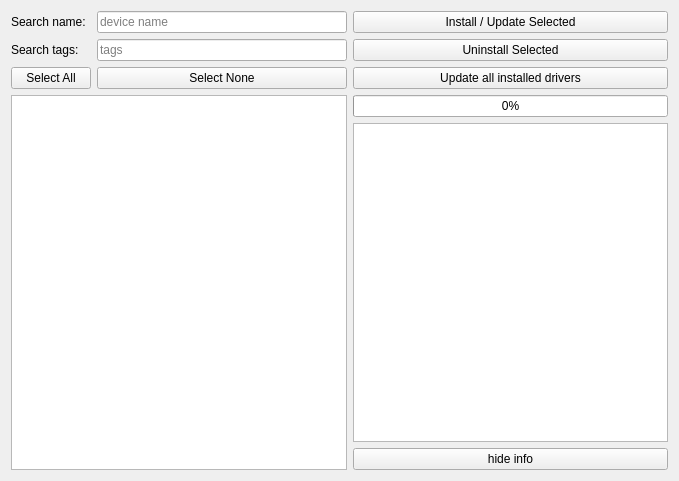
Above: nomad_camels/gui/device_installer.ui from FAU-LAP/NOMAD-CAMELS before the change. Below: the same form after it.
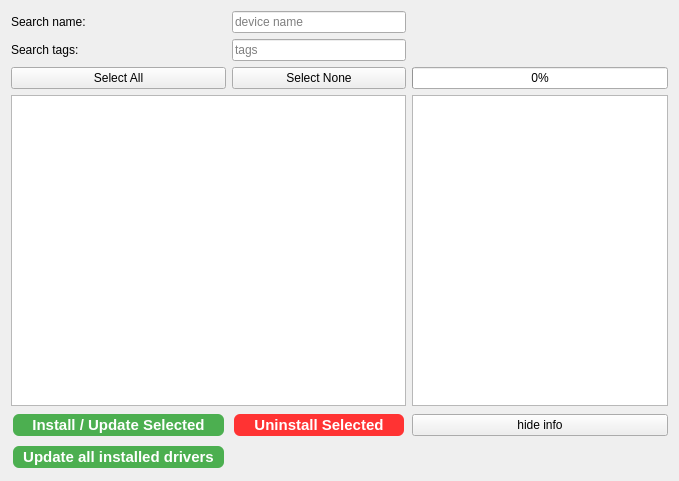
That is the form after the change.

Commit message: update device_installer.ui added red green buttons

```diff
--- a/nomad_camels/gui/device_installer.ui
+++ b/nomad_camels/gui/device_installer.ui
@@ -14,7 +14,17 @@
    <string>Form</string>
   </property>
   <layout class="QGridLayout" name="gridLayout">
-   <item row="3" column="2">
+   <item row="3" column="2" rowspan="3">
+    <widget class="QTextEdit" name="textEdit_device_info">
+     <property name="enabled">
+      <bool>true</bool>
+     </property>
+     <property name="textInteractionFlags">
+      <set>Qt::TextSelectableByKeyboard|Qt::TextSelectableByMouse</set>
+     </property>
+    </widget>
+   </item>
+   <item row="2" column="2">
     <widget class="QProgressBar" name="progressBar">
      <property name="enabled">
       <bool>true</bool>
@@ -27,49 +37,34 @@
      </property>
     </widget>
    </item>
-   <item row="0" column="1">
-    <widget class="QLineEdit" name="lineEdit_search_name">
-     <property name="maximumSize">
-      <size>
-       <width>250</width>
-       <height>16777215</height>
-      </size>
-     </property>
-     <property name="placeholderText">
-      <string>device name</string>
-     </property>
-    </widget>
-   </item>
-   <item row="1" column="1">
-    <widget class="QLineEdit" name="lineEdit_search_tags">
-     <property name="maximumSize">
-      <size>
-       <width>250</width>
-       <height>16777215</height>
-      </size>
-     </property>
-     <property name="placeholderText">
-      <string>tags</string>
-     </property>
-    </widget>
-   </item>
-   <item row="1" column="2">
-    <widget class="QPushButton" name="pushButton_uninstall">
+   <item row="7" column="0">
+    <widget class="QPushButton" name="pushButton_update_drivers">
      <property name="enabled">
       <bool>true</bool>
      </property>
-     <property name="text">
-      <string>Uninstall Selected</string>
+     <property name="styleSheet">
+      <string notr="true">QPushButton {
+                        background-color: #4CAF50; 
+                        color: white; 
+                                border: none; 
+                                padding: 2px 10px; 
+                                text-align: center; 
+                                text-decoration: none; 
+                                display: inline-block; 
+                                font-size: 15px; 
+                                margin: 2px 2px; 
+                                transition-duration: 0.4s; 
+                                cursor: pointer; 
+                                border-radius: 6px;
+								font-weight: bold;
+                            }
+
+                    QPushButton:hover {
+                        background-color: #45a049;
+                    }</string>
      </property>
-    </widget>
-   </item>
-   <item row="0" column="2">
-    <widget class="QPushButton" name="pushButton_install_update_selected">
-     <property name="enabled">
-      <bool>true</bool>
-     </property>
      <property name="text">
-      <string>Install / Update Selected</string>
+      <string>Update all installed drivers</string>
      </property>
     </widget>
    </item>
@@ -80,13 +75,6 @@
      </property>
     </widget>
    </item>
-   <item row="2" column="0">
-    <widget class="QPushButton" name="pushButton_sel_all">
-     <property name="text">
-      <string>Select All</string>
-     </property>
-    </widget>
-   </item>
    <item row="2" column="1">
     <widget class="QPushButton" name="pushButton_sel_none">
      <property name="text">
@@ -94,34 +82,82 @@
      </property>
     </widget>
    </item>
-   <item row="2" column="2">
-    <widget class="QPushButton" name="pushButton_update_drivers">
+   <item row="6" column="1">
+    <widget class="QPushButton" name="pushButton_uninstall">
      <property name="enabled">
       <bool>true</bool>
      </property>
+     <property name="styleSheet">
+      <string notr="true">QPushButton {
+                background-color: #FF3333; 
+                color: white; 
+                                border: none; 
+                                padding: 2px 10px; 
+                                text-align: center; 
+                                text-decoration: none; 
+                                display: inline-block; 
+                                font-size: 15px; 
+                                margin: 2px 2px; 
+                                transition-duration: 0.4s; 
+                                cursor: pointer; 
+                                border-radius: 6px;
+								font-weight: bold;
+                            }
+
+            QPushButton:hover {
+                background-color: #B22222;
+            }</string>
+     </property>
      <property name="text">
-      <string>Update all installed drivers</string>
+      <string>Uninstall Selected</string>
      </property>
     </widget>
    </item>
-   <item row="1" column="0">
-    <widget class="QLabel" name="label_2">
+   <item row="6" column="0">
+    <widget class="QPushButton" name="pushButton_install_update_selected">
+     <property name="enabled">
+      <bool>true</bool>
+     </property>
+     <property name="styleSheet">
+      <string notr="true">QPushButton {
+                                background-color: #4CAF50; 
+                                color: white; 
+                                border: none; 
+                                padding: 2px 10px; 
+                                text-align: center; 
+                                text-decoration: none; 
+                                display: inline-block; 
+                                font-size: 15px; 
+                                margin: 2px 2px; 
+                                transition-duration: 0.4s; 
+                                cursor: pointer; 
+                                border-radius: 6px;
+								font-weight: bold;
+                            }
+
+                            QPushButton:hover {
+                                background-color: #45a049;
+                            }</string>
+     </property>
      <property name="text">
-      <string>Search tags:</string>
+      <string>Install / Update Selected</string>
      </property>
     </widget>
    </item>
-   <item row="4" column="2">
-    <widget class="QTextEdit" name="textEdit_device_info">
-     <property name="enabled">
-      <bool>true</bool>
+   <item row="1" column="1">
+    <widget class="QLineEdit" name="lineEdit_search_tags">
+     <property name="maximumSize">
+      <size>
+       <width>250</width>
+       <height>16777215</height>
+      </size>
      </property>
-     <property name="textInteractionFlags">
-      <set>Qt::TextSelectableByKeyboard|Qt::TextSelectableByMouse</set>
+     <property name="placeholderText">
+      <string>tags</string>
      </property>
     </widget>
    </item>
-   <item row="5" column="2">
+   <item row="6" column="2">
     <widget class="QPushButton" name="pushButton_info">
      <property name="text">
       <string>hide info</string>
@@ -131,6 +167,33 @@
    <item row="3" column="0" rowspan="3" colspan="2">
     <widget class="QTableWidget" name="device_table"/>
    </item>
+   <item row="2" column="0">
+    <widget class="QPushButton" name="pushButton_sel_all">
+     <property name="text">
+      <string>Select All</string>
+     </property>
+    </widget>
+   </item>
+   <item row="1" column="0">
+    <widget class="QLabel" name="label_2">
+     <property name="text">
+      <string>Search tags:</string>
+     </property>
+    </widget>
+   </item>
+   <item row="0" column="1">
+    <widget class="QLineEdit" name="lineEdit_search_name">
+     <property name="maximumSize">
+      <size>
+       <width>250</width>
+       <height>16777215</height>
+      </size>
+     </property>
+     <property name="placeholderText">
+      <string>device name</string>
+     </property>
+    </widget>
+   </item>
   </layout>
  </widget>
  <resources/>
```
The commit also changes 2 other files.
